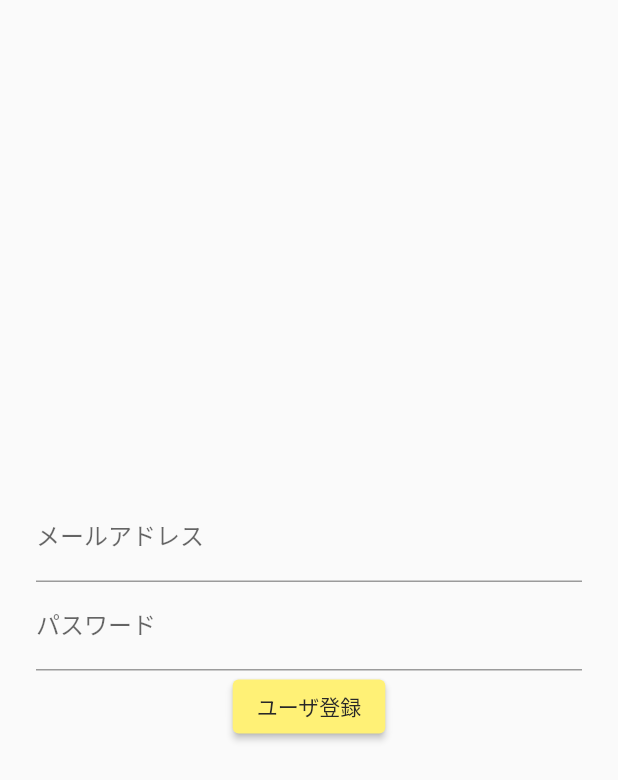
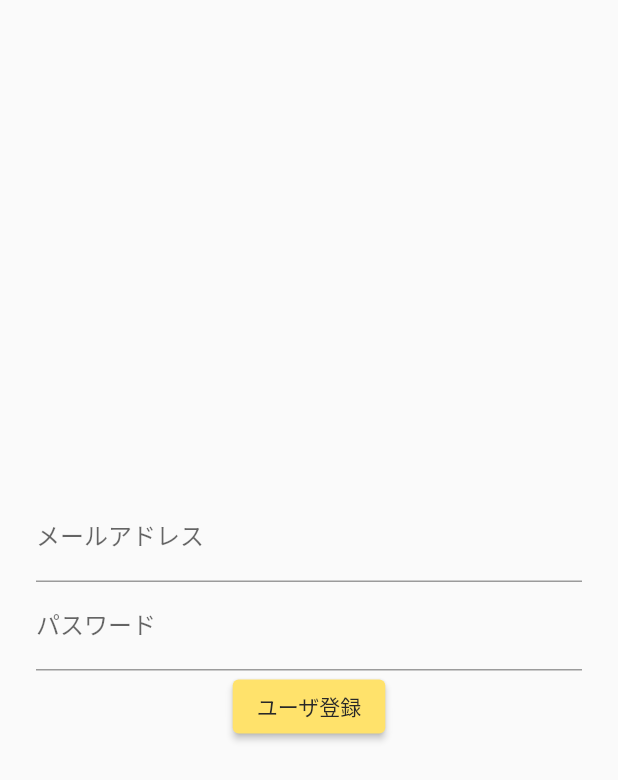
Before and after one commit to tomoki-miso/onedaydiary, a Flutter app: the screen it shows after launch, after a tap on "新規登録", on a phone screen of 412 x 824 dp. Shown: the top 780 px of the screen. Run offline on Flutter 3.47's test engine with Material 2 defaults, Android fonts, the light colour scheme and no system bars; our stand-ins replace cloud_firestore, firebase_auth, firebase_core, flutter_native_splash, google_sign_in; accounts and stored records are empty.

Commit message:
ten commit

```diff
--- a/lib/before_signup.dart
+++ b/lib/before_signup.dart
@@ -12,7 +12,7 @@ class BeforeSignUpPage extends StatelessWidget {
             "ログインまたは新規登録",
             style: TextStyle(color: Color.fromARGB(255, 40, 40, 40)),
           ),
-          backgroundColor: const Color.fromARGB(255, 255, 241, 118)),
+          backgroundColor: const Color.fromARGB(255, 255, 226, 107)),
       body: Center(
         child: Column(
           mainAxisSize: MainAxisSize.min,
@@ -20,7 +20,7 @@ class BeforeSignUpPage extends StatelessWidget {
             ElevatedButton(
               style: ButtonStyle(
                 backgroundColor: MaterialStateProperty.all(
-                  const Color.fromARGB(255, 255, 241, 118),
+                  const Color.fromARGB(255, 255, 226, 107),
                 ),
               ),
               onPressed: () {
@@ -34,7 +34,7 @@ class BeforeSignUpPage extends StatelessWidget {
             ElevatedButton(
                 style: ButtonStyle(
                   backgroundColor: MaterialStateProperty.all(
-                    const Color.fromARGB(255, 255, 241, 118),
+                    const Color.fromARGB(255, 255, 226, 107),
                   ),
                 ),
                 onPressed: () {
--- a/lib/content.dart
+++ b/lib/content.dart
@@ -19,7 +19,10 @@ class ContentPage extends StatelessWidget {
     }
 
     return Scaffold(
-      backgroundColor: const Color.fromARGB(255, 255, 241, 118),
+      backgroundColor: const Color.fromARGB(255, 255, 226, 107),
+      appBar: AppBar(
+        backgroundColor: const Color.fromARGB(255, 255, 226, 107),
+      ),
       body: StreamBuilder<QuerySnapshot>(
         stream: FirebaseFirestore.instance
             .collection("posts")
@@ -37,6 +40,10 @@ class ContentPage extends StatelessWidget {
                 return SizedBox.shrink();
               }
               return Container(
+                margin:
+                    const EdgeInsets.symmetric(horizontal: 10.0, vertical: 3.0),
+                //できれば％で指定したい
+                padding: const EdgeInsets.only(top: 15, bottom: 15),
                 color: Color.fromARGB(255, 255, 255, 255),
                 child: Column(
                   children: [
--- a/lib/main.dart
+++ b/lib/main.dart
@@ -28,10 +28,26 @@ class MyApp extends StatelessWidget {
 
   @override
   Widget build(BuildContext context) {
+    MaterialColor customColor = MaterialColor(
+      0xFFFFE26B,
+      <int, Color>{
+        50: Color(0xFFFFE26B),
+        100: Color(0xFFFFE26B),
+        200: Color(0xFFFFE26B),
+        300: Color(0xFFFFE26B),
+        400: Color(0xFFFFE26B),
+        500: Color(0xFFFFE26B),
+        600: Color(0xFFFFE26B),
+        700: Color(0xFFFFE26B),
+        800: Color(0xFFFFE26B),
+        900: Color(0xFFFFE26B),
+      },
+    );
+    //色指定
     return MaterialApp(
       title: 'My App',
       theme: ThemeData(
-        primarySwatch: Colors.blue,
+        primarySwatch: customColor,
       ),
       home: const MyStatefulWidget(),
       routes: {
--- a/lib/post.dart
+++ b/lib/post.dart
@@ -28,7 +28,7 @@ class _PostPageState extends State<PostPage> {
       return BeforeSignUpPage();
     }
     return Scaffold(
-      backgroundColor: const Color.fromARGB(255, 255, 241, 118),
+      backgroundColor: const Color.fromARGB(255, 255, 226, 107),
       body: Center(
         child: Column(
           mainAxisSize: MainAxisSize.min,
--- a/lib/profile.dart
+++ b/lib/profile.dart
@@ -20,7 +20,7 @@ class ProfilePage extends StatelessWidget {
 
     return Scaffold(
       appBar: AppBar(
-        backgroundColor: Color.fromARGB(255, 255, 241, 118),
+        backgroundColor: Color.fromARGB(255, 255, 226, 107),
         title: Text("MYTL",
             style: TextStyle(color: Color.fromARGB(255, 40, 40, 40))),
       ),
--- a/lib/signin.dart
+++ b/lib/signin.dart
@@ -45,7 +45,7 @@ class _SignInPageState extends State<SignInPage> {
               ElevatedButton(
                 style: ButtonStyle(
                   backgroundColor: MaterialStateProperty.all(
-                    const Color.fromARGB(255, 255, 241, 118),
+                    const Color.fromARGB(255, 255, 226, 107),
                   ),
                 ),
                 child: const Text('ログイン',
@@ -70,7 +70,7 @@ class _SignInPageState extends State<SignInPage> {
               ElevatedButton(
                 style: ButtonStyle(
                   backgroundColor: MaterialStateProperty.all(
-                    const Color.fromARGB(255, 255, 241, 118),
+                    const Color.fromARGB(255, 255, 226, 107),
                   ),
                 ),
                 child: const Text('パスワードリセット',
--- a/lib/signup.dart
+++ b/lib/signup.dart
@@ -58,7 +58,7 @@ class _SignUpPageState extends State<SignUpPage> {
               ElevatedButton(
                 style: ButtonStyle(
                   backgroundColor: MaterialStateProperty.all(
-                    const Color.fromARGB(255, 255, 241, 118),
+                    const Color.fromARGB(255, 255, 226, 107),
                   ),
                 ),
                 child: const Text('ユーザ登録',
--- a/lib/signup_completed.dart
+++ b/lib/signup_completed.dart
@@ -7,7 +7,7 @@ class SignUpCompletedPage extends StatelessWidget {
   Widget build(BuildContext context) {
     return Scaffold(
       appBar: AppBar(
-        backgroundColor: Color.fromARGB(255, 255, 241, 118),
+        backgroundColor: Color.fromARGB(255, 255, 226, 107),
         title: Text("登録完了画面",
             style: TextStyle(color: Color.fromARGB(255, 40, 40, 40))),
       ),
@@ -18,7 +18,7 @@ class SignUpCompletedPage extends StatelessWidget {
           ElevatedButton(
             style: ButtonStyle(
               backgroundColor: MaterialStateProperty.all(
-                const Color.fromARGB(255, 255, 241, 118),
+                const Color.fromARGB(255, 255, 226, 107),
               ),
             ),
             onPressed: () {
```
